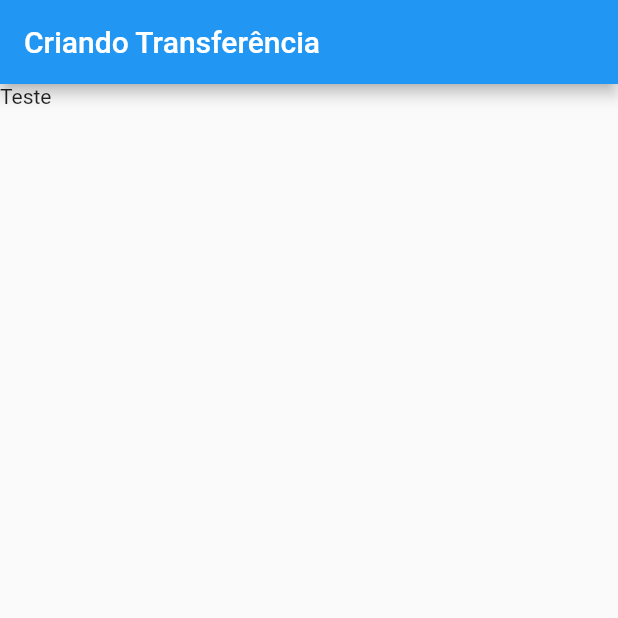
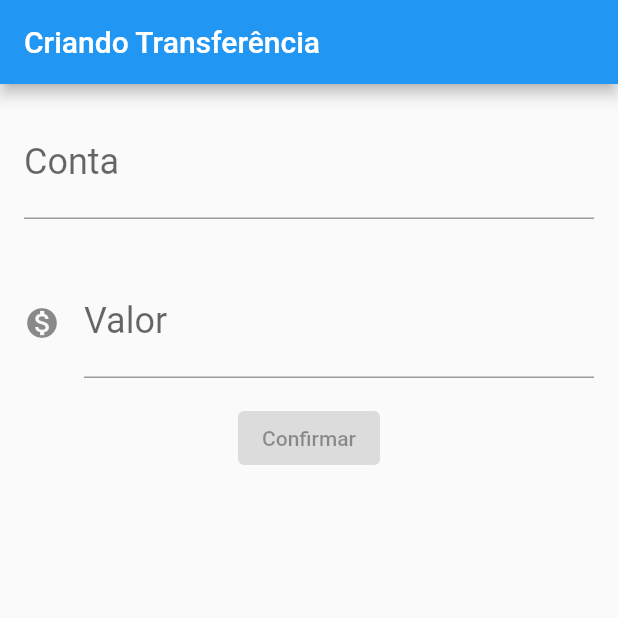
Before and after one commit to EduardoMarques-Dev/ByteBank-Flutter, a Flutter app: the screen it shows after launch, on a phone screen of 412 x 824 dp, the top half of it. Run offline on Flutter 3.47's test engine with Material 2 defaults, Android fonts, the phone set to English and light mode, and no system bars.

Commit message:
Aula: Montando o layout do formulário

```diff
--- a/lib/main.dart
+++ b/lib/main.dart
@@ -24,7 +24,33 @@ class FormularioTransferencia extends StatelessWidget {
         appBar: AppBar(
           title: Text('Criando Transferência'),
         ),
-        body: Text('Teste'));
+        body: Column(
+          children: [
+            Padding(
+              padding: const EdgeInsets.all(16.0),
+              child: TextField(
+                style: TextStyle(fontSize: 24.0),
+                decoration: InputDecoration(
+                  labelText: 'Conta',
+                  hintText: 'xx-0000',
+                ),
+              ),
+            ),
+            Padding(
+              padding: const EdgeInsets.all(16.0),
+              child: TextField(
+                style: TextStyle(fontSize: 24.0),
+                keyboardType: TextInputType.number,
+                decoration: InputDecoration(
+                  icon: Icon(Icons.monetization_on),
+                  labelText: 'Valor',
+                  hintText: '0.00',
+                ),
+              ),
+            ),
+            ElevatedButton(onPressed: null, child: Text('Confirmar')),
+          ],
+        ));
   }
 }
 
@@ -60,7 +86,7 @@ class ItemTransferencia extends StatelessWidget {
     return Card(
       child: ListTile(
         title: Text(_transferencia.valor.toString()),
-        subtitle: Text(_transferencia.Conta),
+        subtitle: Text(_transferencia.Conta.toString()),
         leading: Icon(Icons.monetization_on),
       ),
     );
```
